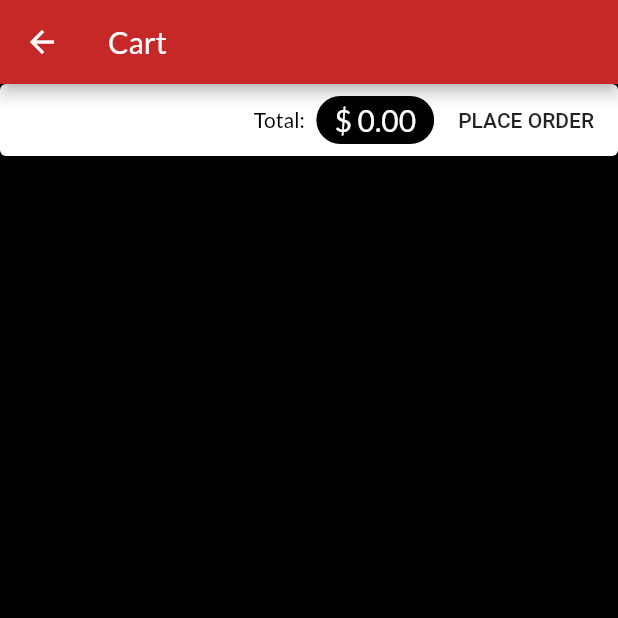
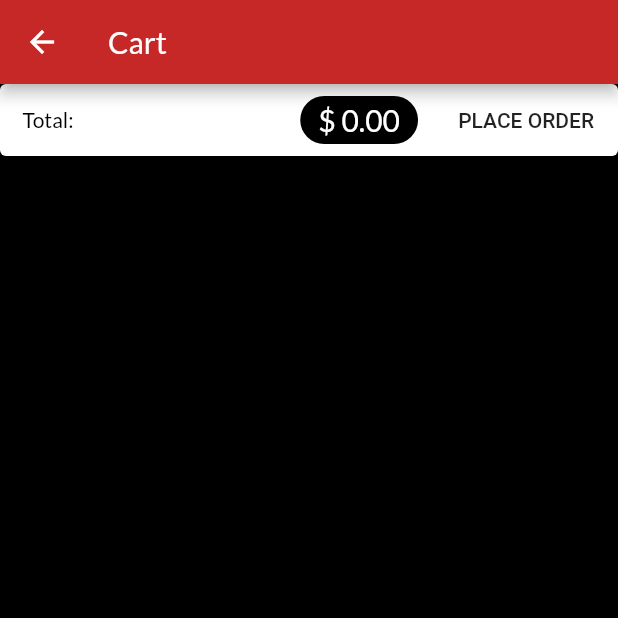
Before and after one commit to vijaykharage/ShopApp, a Flutter app: the CartScreen screen opened by its route, on a phone screen of 412 x 824 dp, the top half of it. Run offline on Flutter 3.47's test engine with Material 2 defaults, Android fonts, the phone set to English and light mode, and no system bars; network calls fail.

Commit message:
Minor UI improvements

```diff
--- a/lib/main.dart
+++ b/lib/main.dart
@@ -38,7 +38,8 @@ class MyShopApp extends StatelessWidget {
           canvasColor: Colors.black,
           textTheme: ThemeData.light().textTheme.copyWith(
             title: TextStyle(color: Colors.white),
-            body1: TextStyle(color: Colors.white60)
+            body1: TextStyle(color: Colors.white60),
+            body2: TextStyle(color: Colors.black)
           ),
         ),
         routes: {
--- a/lib/screens/cart_screen.dart
+++ b/lib/screens/cart_screen.dart
@@ -26,17 +26,21 @@ class CartScreen extends StatelessWidget {
                 mainAxisAlignment: MainAxisAlignment.end,
                 children: <Widget>[
                   Container(
-                    padding: EdgeInsets.all(5),
+                    padding: EdgeInsets.all(15),
                     child: Text(
                       'Total: ',
                       style: TextStyle(color: Colors.black),
                     ),
                   ),
-                  Chip(
-                    label: FittedBox(
-                      child: Text(
-                        '\$ ${cartProvider.totalAmount.toStringAsFixed(2)}',
-                        style: Theme.of(context).textTheme.title,
+                  Spacer(),
+                  SizedBox(
+                    width: 100,
+                    child: Chip(
+                      label: FittedBox(
+                        child: Text(
+                          '\$ ${cartProvider.totalAmount.toStringAsFixed(2)}',
+                          style: Theme.of(context).textTheme.title,
+                        ),
                       ),
                     ),
                   ),
--- a/lib/widgets/order_item.dart
+++ b/lib/widgets/order_item.dart
@@ -1,6 +1,5 @@
 import 'package:flutter/material.dart';
 import 'package:intl/intl.dart';
-import 'dart:math';
 
 import '../models/order.dart';
 
@@ -47,7 +46,10 @@ class _OrderItemState extends State<OrderItem> {
                     children: widget.order.products.map((product) {
                       return ListTile(
                         title: Text(product.title),
-                        trailing: Text('${product.quantity}x ${product.price}'),
+                        trailing: Text(
+                          '${product.quantity}x ${product.price}',
+                          style: TextStyle(color: Colors.black),
+                        ),
                       );
                     }).toList(),
                   ),
```
Also changed, not shown: lib/screens/products_overview_screen.dart (+7 -1 lines), lib/widgets/product_item.dart (+3 -4 lines).
